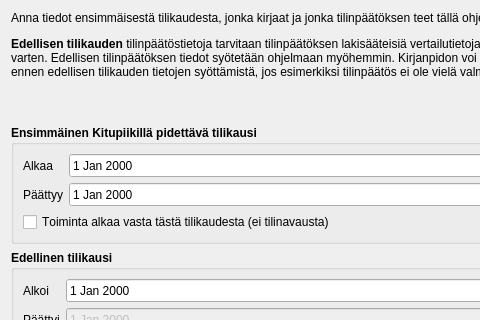
Qt form kitsas/uusikirjanpito/tilikausi.ui (artoh/kitupiikki) before a commit; both pictures show x 0 to 480 and y 0 to 320 of the 576 by 654 pixel window.
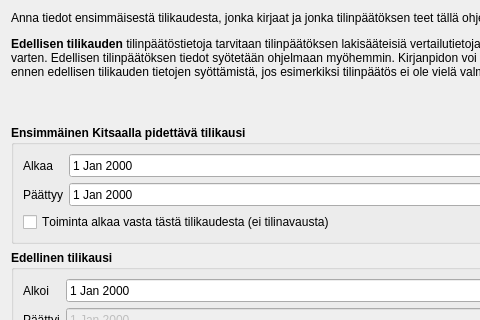
The same form after that commit.

```diff
--- a/kitsas/uusikirjanpito/tilikausi.ui
+++ b/kitsas/uusikirjanpito/tilikausi.ui
@@ -34,7 +34,7 @@
       </font>
      </property>
      <property name="title">
-      <string>Ensimmäinen Kitupiikillä pidettävä tilikausi</string>
+      <string>Ensimmäinen Kitsaalla pidettävä tilikausi</string>
      </property>
      <layout class="QVBoxLayout" name="verticalLayout">
       <item>
```
